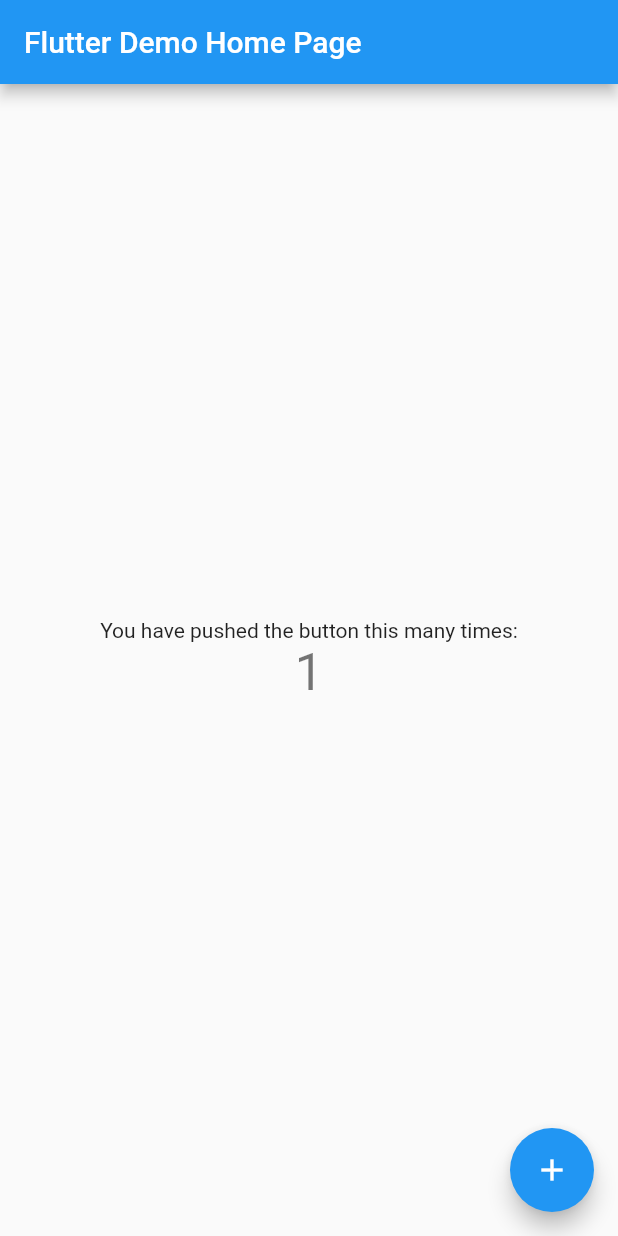
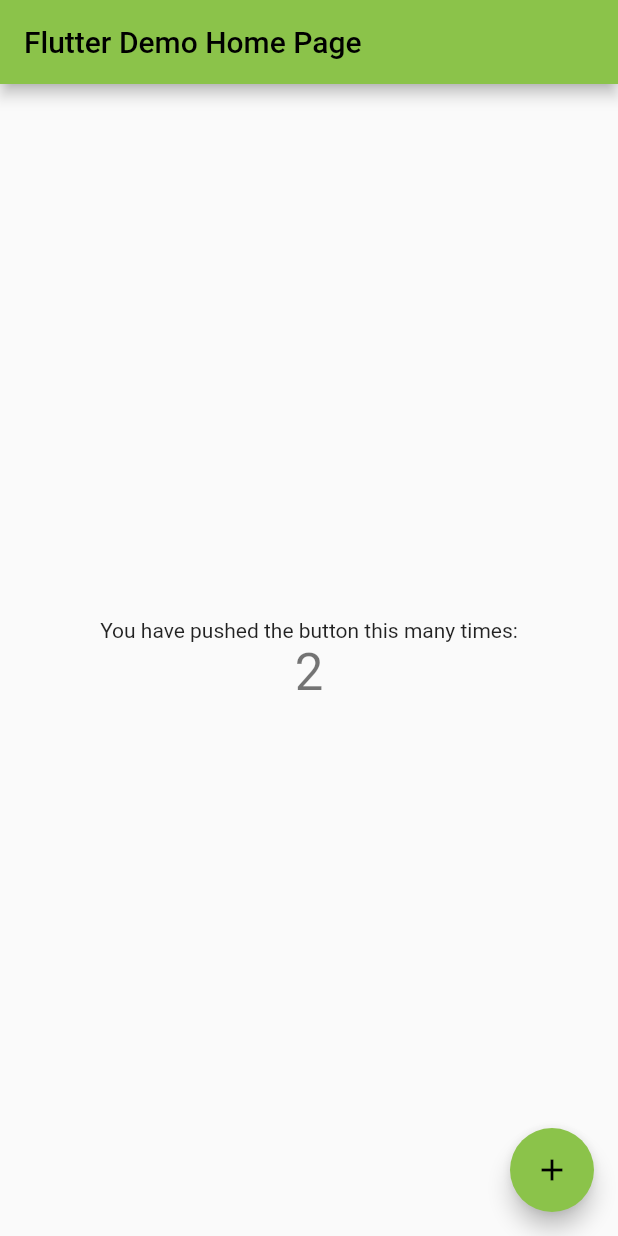
Before and after one commit to xzyxrene/flutter-01, a Flutter app: the screen it shows after launch, after a tap on the "add" icon, on a phone screen of 412 x 824 dp. Run offline on Flutter 3.47's test engine with Material 2 defaults, Android fonts, the phone set to English and light mode, and no system bars.

Commit message:
minor changes in counter and accent colour

```diff
--- a/lib/main.dart
+++ b/lib/main.dart
@@ -22,7 +22,7 @@ class MyApp extends StatelessWidget {
         // or simply save your changes to "hot reload" in a Flutter IDE).
         // Notice that the counter didn't reset back to zero; the application
         // is not restarted.
-        primarySwatch: Colors.blue,
+        primarySwatch: Colors.lightGreen,
       ),
       home: const MyHomePage(title: 'Flutter Demo Home Page'),
     );
@@ -57,7 +57,7 @@ class _MyHomePageState extends State<MyHomePage> {
       // so that the display can reflect the updated values. If we changed
       // _counter without calling setState(), then the build method would not be
       // called again, and so nothing would appear to happen.
-      _counter++;
+      _counter = _counter + 2;
     });
   }
 
```
